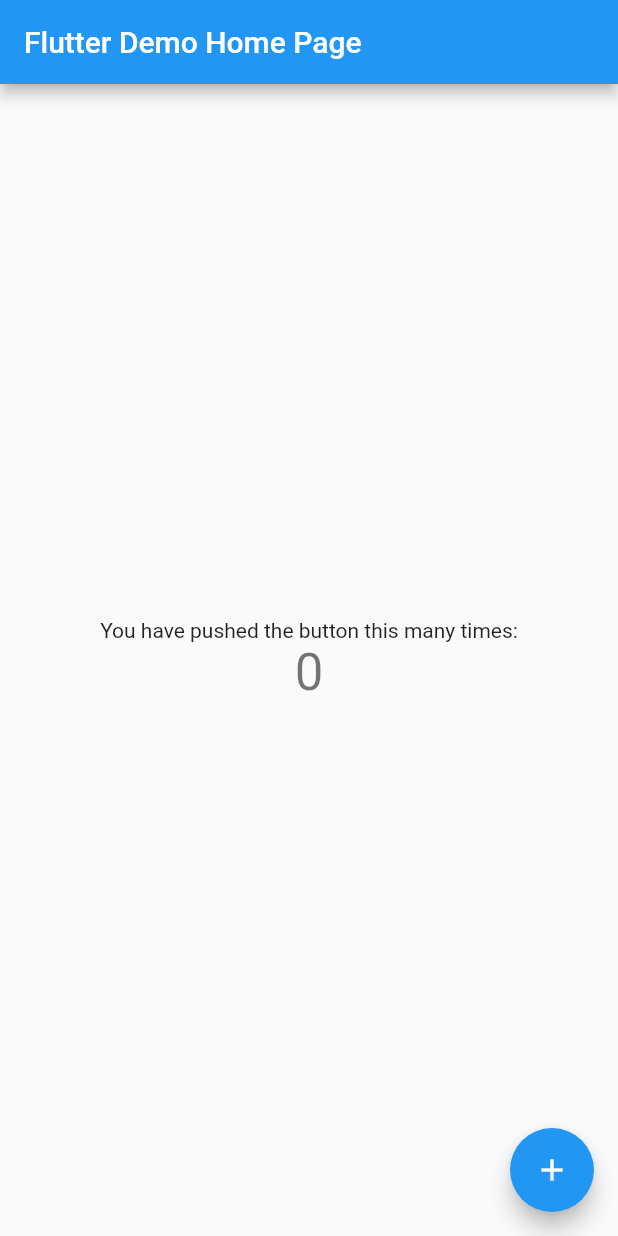
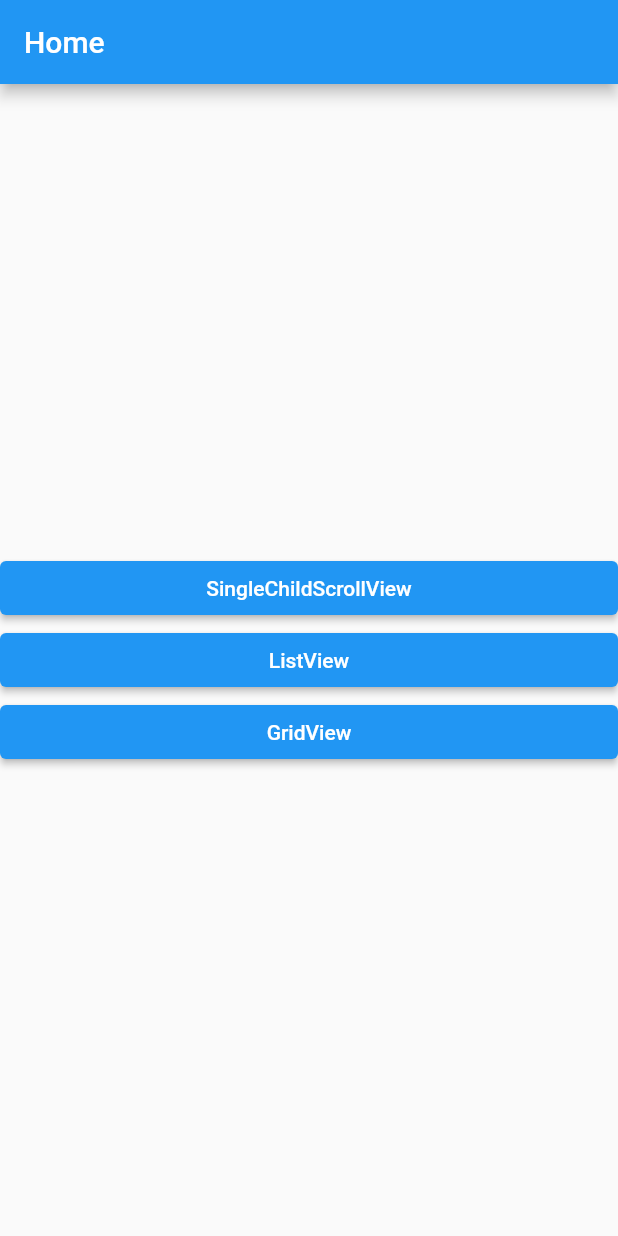
Before and after one commit to komh0086/Flutter_Practice, a Flutter app: the screen it shows after launch, on a phone screen of 412 x 824 dp. Run offline on Flutter 3.47's test engine with Material 2 defaults, Android fonts, the light colour scheme and no system bars; missing offline and left inert: dart:js_util; generated files the repository leaves out were written again.

Commit message:
edit sinlgechildscrollview, listview, gridview

```diff
--- /dev/null
+++ b/practice/Scrollable_Widget/scrollable_widget/lib/Screen/home_screen.dart
@@ -0,0 +1,51 @@
+import 'package:flutter/material.dart';
+import 'package:scrollable_widget/Screen/grid_view_screen.dart';
+import 'package:scrollable_widget/Screen/single_child_scroll_view.dart';
+import 'package:scrollable_widget/layout/main_layout.dart';
+
+import 'list_view_screen.dart';
+
+class ScreenModel{
+  final WidgetBuilder builder;
+  final String name;
+
+  ScreenModel({required this.builder, required this.name});
+}
+
+class HomeScreen extends StatelessWidget{
+
+  final screens = [
+    ScreenModel(
+      builder: (_) => SingleChildScrollViewScreen(),
+      name: 'SingleChildScrollView',
+    ),
+    ScreenModel(
+      builder: (_) => ListViewScreen(),
+      name: 'ListView'
+    ),
+    ScreenModel(
+      builder: (_) => GridViewScreen(),
+      name: 'GridView'
+    )
+  ];
+
+  @override
+  Widget build(BuildContext context) {
+    return MainLayout(
+      title: 'Home',
+      body: Column(
+        mainAxisAlignment: MainAxisAlignment.center,
+        crossAxisAlignment: CrossAxisAlignment.stretch,
+        children: screens.map(
+          (e) => ElevatedButton(
+            onPressed: () {
+              Navigator.of(context).push(
+                MaterialPageRoute(builder: e.builder),
+              );
+            },
+            child: Text(e.name),
+          )).toList(),
+      ));
+
+  }
+}
--- /dev/null
+++ b/practice/Scrollable_Widget/scrollable_widget/lib/layout/main_layout.dart
@@ -0,0 +1,19 @@
+import 'package:flutter/material.dart';
+
+class MainLayout extends StatelessWidget{
+  final String title;
+  final Widget body;
+
+  MainLayout({super.key, required this.title, required this.body});
+
+  @override
+  Widget build(BuildContext context) {
+    return Scaffold(
+      appBar: AppBar(
+        title: Text(title),
+      ),
+      body: body,
+    );
+  }
+
+}
--- a/practice/Scrollable_Widget/scrollable_widget/lib/main.dart
+++ b/practice/Scrollable_Widget/scrollable_widget/lib/main.dart
@@ -1,115 +1,9 @@
 import 'package:flutter/material.dart';
 
+import 'Screen/home_screen.dart';
+
 void main() {
-  runApp(const MyApp());
+  runApp(MaterialApp(
+    home: HomeScreen(),
+  ));
 }
-
-class MyApp extends StatelessWidget {
-  const MyApp({super.key});
-
-  // This widget is the root of your application.
-  @override
-  Widget build(BuildContext context) {
-    return MaterialApp(
-      title: 'Flutter Demo',
-      theme: ThemeData(
-        // This is the theme of your application.
-        //
-        // Try running your application with "flutter run". You'll see the
-        // application has a blue toolbar. Then, without quitting the app, try
-        // changing the primarySwatch below to Colors.green and then invoke
-        // "hot reload" (press "r" in the console where you ran "flutter run",
-        // or simply save your changes to "hot reload" in a Flutter IDE).
-        // Notice that the counter didn't reset back to zero; the application
-        // is not restarted.
-        primarySwatch: Colors.blue,
-      ),
-      home: const MyHomePage(title: 'Flutter Demo Home Page'),
-    );
-  }
-}
-
-class MyHomePage extends StatefulWidget {
-  const MyHomePage({super.key, required this.title});
-
-  // This widget is the home page of your application. It is stateful, meaning
-  // that it has a State object (defined below) that contains fields that affect
-  // how it looks.
-
-  // This class is the configuration for the state. It holds the values (in this
-  // case the title) provided by the parent (in this case the App widget) and
-  // used by the build method of the State. Fields in a Widget subclass are
-  // always marked "final".
-
-  final String title;
-
-  @override
-  State<MyHomePage> createState() => _MyHomePageState();
-}
-
-class _MyHomePageState extends State<MyHomePage> {
-  int _counter = 0;
-
-  void _incrementCounter() {
-    setState(() {
-      // This call to setState tells the Flutter framework that something has
-      // changed in this State, which causes it to rerun the build method below
-      // so that the display can reflect the updated values. If we changed
-      // _counter without calling setState(), then the build method would not be
-      // called again, and so nothing would appear to happen.
-      _counter++;
-    });
-  }
-
-  @override
-  Widget build(BuildContext context) {
-    // This method is rerun every time setState is called, for instance as done
-    // by the _incrementCounter method above.
-    //
-    // The Flutter framework has been optimized to make rerunning build methods
-    // fast, so that you can just rebuild anything that needs updating rather
-    // than having to individually change instances of widgets.
-    return Scaffold(
-      appBar: AppBar(
-        // Here we take the value from the MyHomePage object that was created by
-        // the App.build method, and use it to set our appbar title.
-        title: Text(widget.title),
-      ),
-      body: Center(
-        // Center is a layout widget. It takes a single child and positions it
-        // in the middle of the parent.
-        child: Column(
-          // Column is also a layout widget. It takes a list of children and
-          // arranges them vertically. By default, it sizes itself to fit its
-          // children horizontally, and tries to be as tall as its parent.
-          //
-          // Invoke "debug painting" (press "p" in the console, choose the
-          // "Toggle Debug Paint" action from the Flutter Inspector in Android
-          // Studio, or the "Toggle Debug Paint" command in Visual Studio Code)
-          // to see the wireframe for each widget.
-          //
-          // Column has various properties to control how it sizes itself and
-          // how it positions its children. Here we use mainAxisAlignment to
-          // center the children vertically; the main axis here is the vertical
-          // axis because Columns are vertical (the cross axis would be
-          // horizontal).
-          mainAxisAlignment: MainAxisAlignment.center,
-          children: <Widget>[
-            const Text(
-              'You have pushed the button this many times:',
-            ),
-            Text(
-              '$_counter',
-              style: Theme.of(context).textTheme.headlineMedium,
-            ),
-          ],
-        ),
-      ),
-      floatingActionButton: FloatingActionButton(
-        onPressed: _incrementCounter,
-        tooltip: 'Increment',
-        child: const Icon(Icons.add),
-      ), // This trailing comma makes auto-formatting nicer for build methods.
-    );
-  }
-}
```
Also changed, not shown: practice/Scrollable_Widget/scrollable_widget/lib/Screen/grid_view_screen.dart (added, +90 -0 lines), practice/Scrollable_Widget/scrollable_widget/lib/Screen/list_view_screen.dart (added, +80 -0 lines), practice/Scrollable_Widget/scrollable_widget/lib/Screen/single_child_scroll_view.dart (added, +58 -0 lines), practice/Scrollable_Widget/scrollable_widget/lib/const/colors.dart (added, +11 -0 lines).
